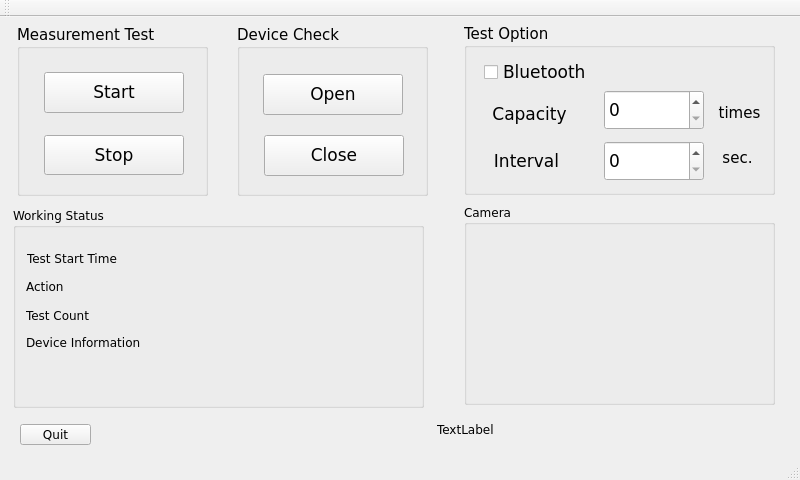
This is mainwindow.ui in shnomad/Battery-Test as Qt 5 draws it before an edit. The edited form follows.
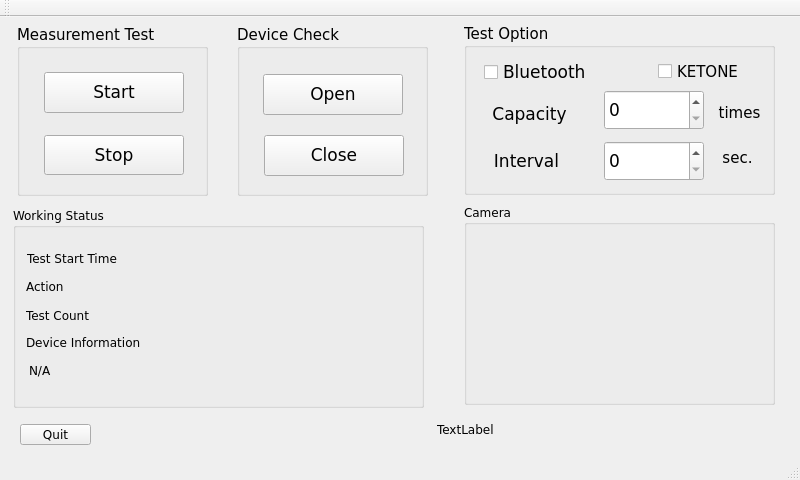
This is the edited form.

Commit message: communication check complete

```diff
--- a/mainwindow.ui
+++ b/mainwindow.ui
@@ -299,6 +299,19 @@
       <set>Qt::AlignCenter</set>
      </property>
     </widget>
+    <widget class="QCheckBox" name="ketone_sel">
+     <property name="geometry">
+      <rect>
+       <x>194</x>
+       <y>36</y>
+       <width>111</width>
+       <height>23</height>
+      </rect>
+     </property>
+     <property name="text">
+      <string>KETONE</string>
+     </property>
+    </widget>
    </widget>
    <widget class="QGroupBox" name="groupBox">
     <property name="geometry">
@@ -364,6 +377,19 @@
       <string>Device Information</string>
      </property>
     </widget>
+    <widget class="QLabel" name="device_status">
+     <property name="geometry">
+      <rect>
+       <x>16</x>
+       <y>153</y>
+       <width>351</width>
+       <height>21</height>
+      </rect>
+     </property>
+     <property name="text">
+      <string>N/A</string>
+     </property>
+    </widget>
    </widget>
    <widget class="QPushButton" name="quit">
     <property name="geometry">
```
The commit also changes 9 other files.
